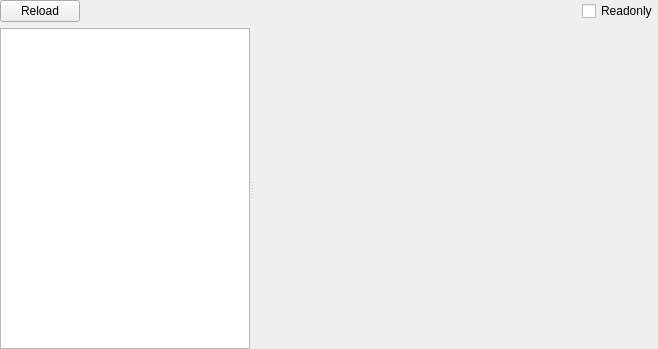
First picture: the form in PE/pewidget.ui, repository horsicq/FormatWidgets, before the edit.
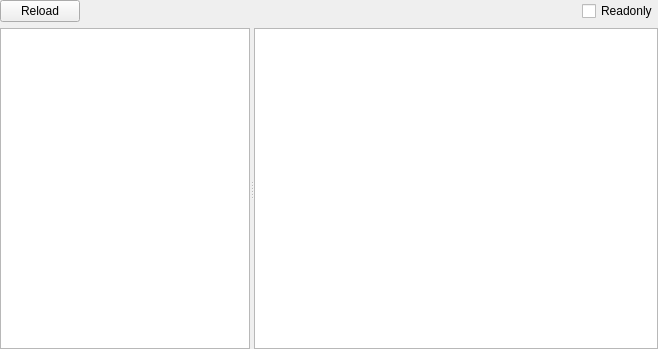
Second picture: the form after the edit. The open tabs and pages were chosen to show the change. Custom widgets are drawn as their Qt base class.

The edit to the form file:
```diff
--- a/PE/pewidget.ui
+++ b/PE/pewidget.ui
@@ -548,7 +548,47 @@
         </item>
        </layout>
       </widget>
-      <widget class="QWidget" name="page_Exception"/>
+      <widget class="QWidget" name="page_Exception">
+       <layout class="QVBoxLayout" name="verticalLayout_16">
+        <property name="leftMargin">
+         <number>0</number>
+        </property>
+        <property name="topMargin">
+         <number>0</number>
+        </property>
+        <property name="rightMargin">
+         <number>0</number>
+        </property>
+        <property name="bottomMargin">
+         <number>0</number>
+        </property>
+        <item>
+         <widget class="QTableWidget" name="tableWidget_Exceptions">
+          <property name="contextMenuPolicy">
+           <enum>Qt::CustomContextMenu</enum>
+          </property>
+          <property name="editTriggers">
+           <set>QAbstractItemView::NoEditTriggers</set>
+          </property>
+          <property name="selectionMode">
+           <enum>QAbstractItemView::SingleSelection</enum>
+          </property>
+          <property name="selectionBehavior">
+           <enum>QAbstractItemView::SelectRows</enum>
+          </property>
+          <attribute name="horizontalHeaderVisible">
+           <bool>false</bool>
+          </attribute>
+          <attribute name="verticalHeaderVisible">
+           <bool>false</bool>
+          </attribute>
+          <attribute name="verticalHeaderDefaultSectionSize">
+           <number>21</number>
+          </attribute>
+         </widget>
+        </item>
+       </layout>
+      </widget>
       <widget class="QWidget" name="page_Relocs">
        <layout class="QVBoxLayout" name="verticalLayout_10">
         <property name="leftMargin">
```
Left out of the diff: 2 changed lines with no effect on the pictures.
